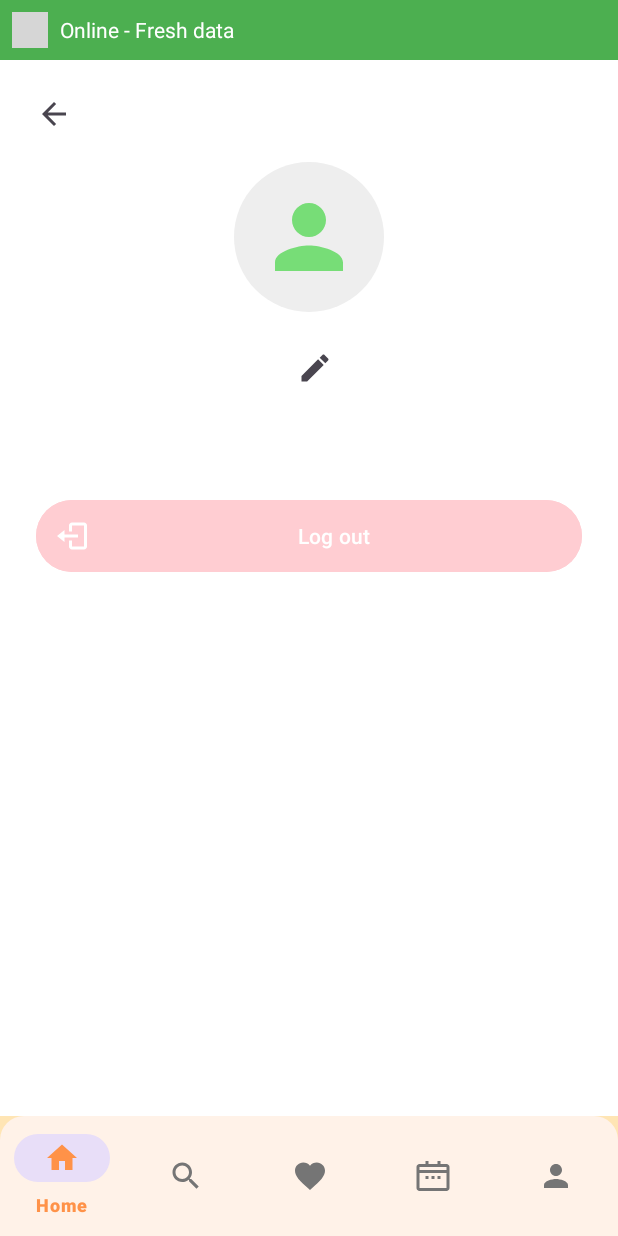
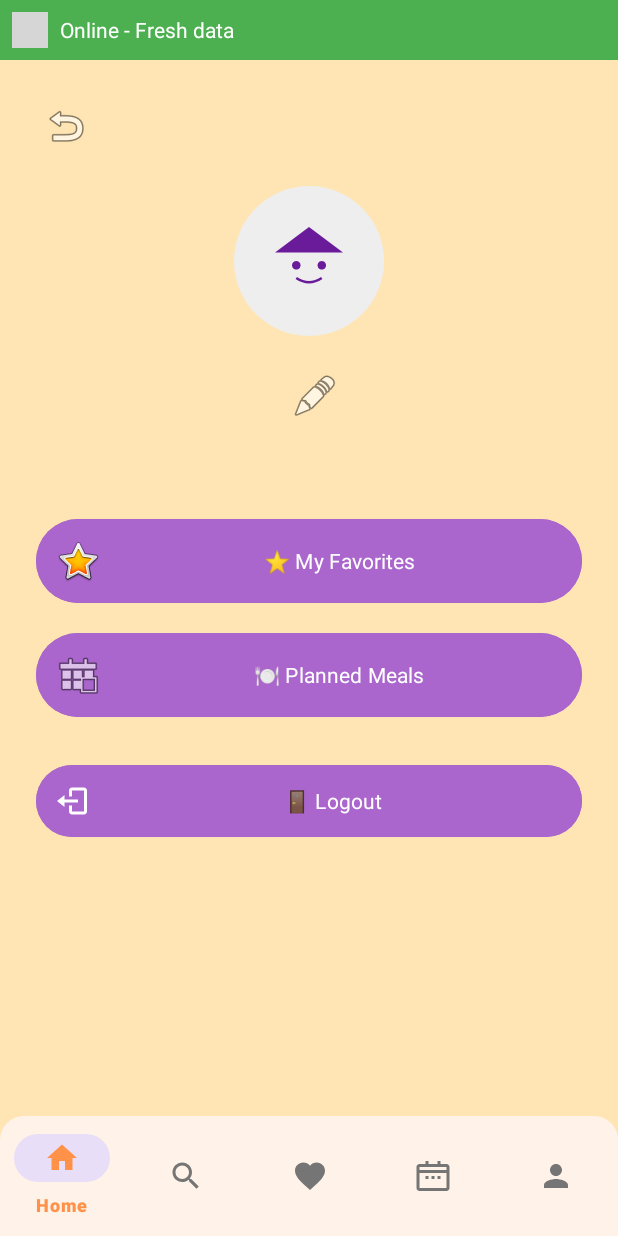
Before and after one commit to YasmeenYasser611/GustoGuru, an Android app: the fragment ProfileFragment placed in its activity, on a phone screen of 412 x 824 dp. Run offline under Robolectric (Android 15) with nearby library versions, the light colour scheme and no system bars; our stand-ins replace Firebase (no records; nobody signed in at launch, a user with empty details on screens opened directly), Room's generated code; network calls fail; pictures from the network do not load; 1 statement that could not run was skipped; grey boxes are pictures that could not be loaded.

Commit message:
profile ui updates

```diff
--- a/app/src/main/java/com/example/gustoguru/features/profile/presenter/ProfilePresenter.java
+++ b/app/src/main/java/com/example/gustoguru/features/profile/presenter/ProfilePresenter.java
@@ -72,4 +72,8 @@ public class ProfilePresenter  {
     public void detachView() {
         this.view = null;
     }
+    public boolean isLoggedIn() {
+        return sessionManager.isLoggedIn();
+    }
+
 }
--- a/app/src/main/java/com/example/gustoguru/features/profile/view/ProfileFragment.java
+++ b/app/src/main/java/com/example/gustoguru/features/profile/view/ProfileFragment.java
@@ -18,6 +18,7 @@ import androidx.fragment.app.Fragment;
 
 import com.example.gustoguru.R;
 import com.example.gustoguru.features.authentication.login.view.LoginActivity;
+import com.example.gustoguru.features.navigation.view.NavigationCommunicator;
 import com.example.gustoguru.features.profile.presenter.ProfilePresenter;
 import com.example.gustoguru.model.sessionmanager.SessionManager;
 import com.example.gustoguru.model.local.AppDatabase;
@@ -29,6 +30,8 @@ public class ProfileFragment extends Fragment implements ProfileView {
     private TextView userNameText;
     private TextView userEmailText;
     private AlertDialog editNameDialog;
+    private Button favoritesButton;
+    private Button plannedMealsButton;
 
     @Override
     public View onCreateView(LayoutInflater inflater, ViewGroup container,
@@ -51,6 +54,26 @@ public class ProfileFragment extends Fragment implements ProfileView {
         presenter = new ProfilePresenter(this, repository, sessionManager);
         initViews(view);
         presenter.loadUserProfile();
+        favoritesButton = view.findViewById(R.id.favorites_button);
+        plannedMealsButton = view.findViewById(R.id.planned_meals_button);
+
+        // Set click listeners
+        favoritesButton.setOnClickListener(v -> {
+            if (presenter.isLoggedIn()) {
+                ((NavigationCommunicator)requireActivity()).navigateToFavorites();
+            } else {
+                ((NavigationCommunicator)requireActivity()).showLoginRequiredDialog("Please login to view favorites");
+            }
+        });
+
+        plannedMealsButton.setOnClickListener(v -> {
+            if (presenter.isLoggedIn()) {
+                ((NavigationCommunicator)requireActivity()).navigateToPlannedMeals();
+            } else {
+                ((NavigationCommunicator)requireActivity()).showLoginRequiredDialog("Please login to view planned meals");
+
+            }
+        });
     }
 
     private void initViews(View view) {
--- /dev/null
+++ b/app/src/main/res/drawable/ic_cute_chef.xml
@@ -0,0 +1,31 @@
+<vector xmlns:android="http://schemas.android.com/apk/res/android"
+    android:width="120dp"
+    android:height="120dp"
+    android:viewportWidth="120"
+    android:viewportHeight="120">
+
+    <!-- Chef Hat (Triangle) -->
+    <path
+        android:fillColor="@color/deep_purple"
+        android:pathData="M60,20 L20,50 L100,50 Z" />
+
+    <!-- Face (Circle) -->
+    <circle
+        android:fillColor="#FFD3B784"
+    android:pathData="M60,70 a30,30 0 1 0 0.1,0 z" />  <!-- Circle using pathData -->
+
+    <!-- Eyes (Two small circles using pathData) -->
+    <path
+        android:fillColor="@color/deep_purple"
+        android:pathData="M45,60 a5,5 0 1 0 0.1,0 z" />  <!-- Left eye -->
+    <path
+        android:fillColor="@color/deep_purple"
+        android:pathData="M75,60 a5,5 0 1 0 0.1,0 z" />  <!-- Right eye -->
+
+    <!-- Smile (Curved line) -->
+    <path
+        android:strokeColor="@color/deep_purple"
+        android:strokeWidth="3"
+        android:pathData="M45,80 Q60,90 75,80"
+        android:fillColor="#00000000" />
+</vector>
--- a/app/src/main/res/layout/fragment_profile.xml
+++ b/app/src/main/res/layout/fragment_profile.xml
@@ -6,25 +6,18 @@
     android:orientation="vertical"
     android:padding="24dp"
     android:gravity="center_horizontal"
-    android:background="@color/white">
+    android:background="@color/soft_peach">
 
     <!-- Back Button -->
     <ImageButton
         android:id="@+id/back_button"
-        android:layout_width="wrap_content"
-        android:layout_height="wrap_content"
+        android:layout_width="40dp"
+        android:layout_height="40dp"
         android:layout_gravity="start"
-        android:src="@drawable/ic_arrow_back"
-        android:background="?attr/selectableItemBackgroundBorderless"
-        android:contentDescription="@string/back_button"/>
-
-    <!-- Progress Bar -->
-    <ProgressBar
-        android:id="@+id/progress_bar"
-        android:layout_width="wrap_content"
-        android:layout_height="wrap_content"
-        android:layout_gravity="center"
-        android:visibility="gone"/>
+        android:src="@android:drawable/ic_menu_revert"
+        android:background="?android:attr/selectableItemBackgroundBorderless"
+        android:contentDescription="Back button"
+        android:padding="8dp"/>
 
     <!-- Profile Image -->
     <ImageView
@@ -32,35 +25,37 @@
         android:layout_width="100dp"
         android:layout_height="100dp"
         android:layout_marginTop="20dp"
-        android:src="@drawable/nav_profile"
+        android:layout_gravity="center"
+        android:src="@drawable/ic_cute_chef"
         android:background="@drawable/circle_background"
         android:padding="16dp" />
 
     <!-- Name Section -->
     <LinearLayout
-        android:layout_width="match_parent"
+        android:layout_width="wrap_content"
         android:layout_height="wrap_content"
         android:layout_marginTop="24dp"
         android:orientation="horizontal"
-        android:gravity="center">
+        android:gravity="center_vertical">
 
         <TextView
             android:id="@+id/user_name"
             android:layout_width="wrap_content"
             android:layout_height="wrap_content"
-            android:textSize="20sp"
+            android:textSize="22sp"
             android:textColor="@android:color/black"
             android:textStyle="bold"
+            android:fontFamily="sans-serif-medium"
             tools:text="John Doe"/>
 
         <ImageButton
             android:id="@+id/edit_name_button"
-            android:layout_width="24dp"
-            android:layout_height="24dp"
+            android:layout_width="32dp"
+            android:layout_height="32dp"
             android:layout_marginStart="8dp"
-            android:src="@drawable/ic_edit"
-            android:background="?attr/selectableItemBackgroundBorderless"
-            android:contentDescription="@string/edit_name"/>
+            android:src="@android:drawable/ic_menu_edit"
+            android:background="?android:attr/selectableItemBackgroundBorderless"
+            android:contentDescription="Edit name"/>
     </LinearLayout>
 
     <!-- Email -->
@@ -71,17 +66,57 @@
         android:layout_marginTop="8dp"
         android:textSize="16sp"
         android:textColor="@android:color/darker_gray"
+        android:fontFamily="sans-serif"
         tools:text="john@example.com"/>
+
+    <!-- Favorites Button -->
+    <Button
+        android:id="@+id/favorites_button"
+        android:layout_width="match_parent"
+        android:layout_height="wrap_content"
+        android:layout_marginTop="32dp"
+        android:text="⭐ My Favorites"
+        android:drawableLeft="@android:drawable/btn_star_big_on"
+        android:drawablePadding="8dp"
+        android:backgroundTint="@android:color/holo_purple"
+        android:textColor="@android:color/white"
+        android:padding="12dp"
+        android:fontFamily="sans-serif"/>
+
+    <!-- Planned Meals Button -->
+    <Button
+        android:id="@+id/planned_meals_button"
+        android:layout_width="match_parent"
+        android:layout_height="wrap_content"
+        android:layout_marginTop="12dp"
+        android:text="🍽️ Planned Meals"
+        android:drawableLeft="@android:drawable/ic_menu_today"
+        android:drawablePadding="8dp"
+        android:backgroundTint="@android:color/holo_purple"
+        android:textColor="@android:color/white"
+        android:padding="12dp"
+        android:fontFamily="sans-serif"/>
 
     <!-- Logout Button -->
     <Button
         android:id="@+id/logout_button"
         android:layout_width="match_parent"
         android:layout_height="wrap_content"
-        android:layout_marginTop="40dp"
-        android:text="@string/logout"
-        android:backgroundTint="@color/red_100"
+        android:layout_marginTop="24dp"
+        android:text="🚪 Logout"
+        android:drawableLeft="@drawable/ic_logout"
+        android:drawablePadding="8dp"
+        android:backgroundTint="@android:color/holo_purple"
         android:textColor="@android:color/white"
-        android:drawableLeft="@drawable/ic_logout"
-        android:padding="12dp"/>
+        android:padding="12dp"
+        android:fontFamily="sans-serif"/>
+
+    <!-- Progress Bar -->
+    <ProgressBar
+        android:id="@+id/progress_bar"
+        android:layout_width="wrap_content"
+        android:layout_height="wrap_content"
+        android:layout_gravity="center"
+        android:layout_marginTop="24dp"
+        android:visibility="gone"/>
 </LinearLayout>
--- a/app/src/main/res/values/styles.xml
+++ b/app/src/main/res/values/styles.xml
@@ -30,4 +30,5 @@
     </style>
 
 
+
 </resources>
```
